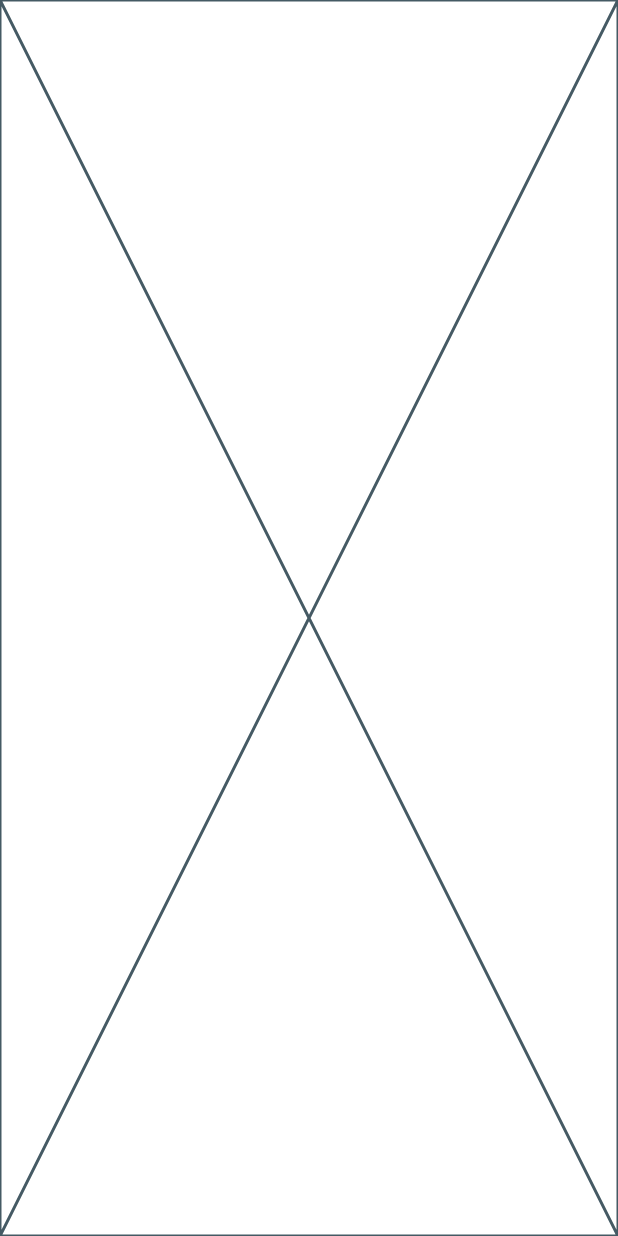
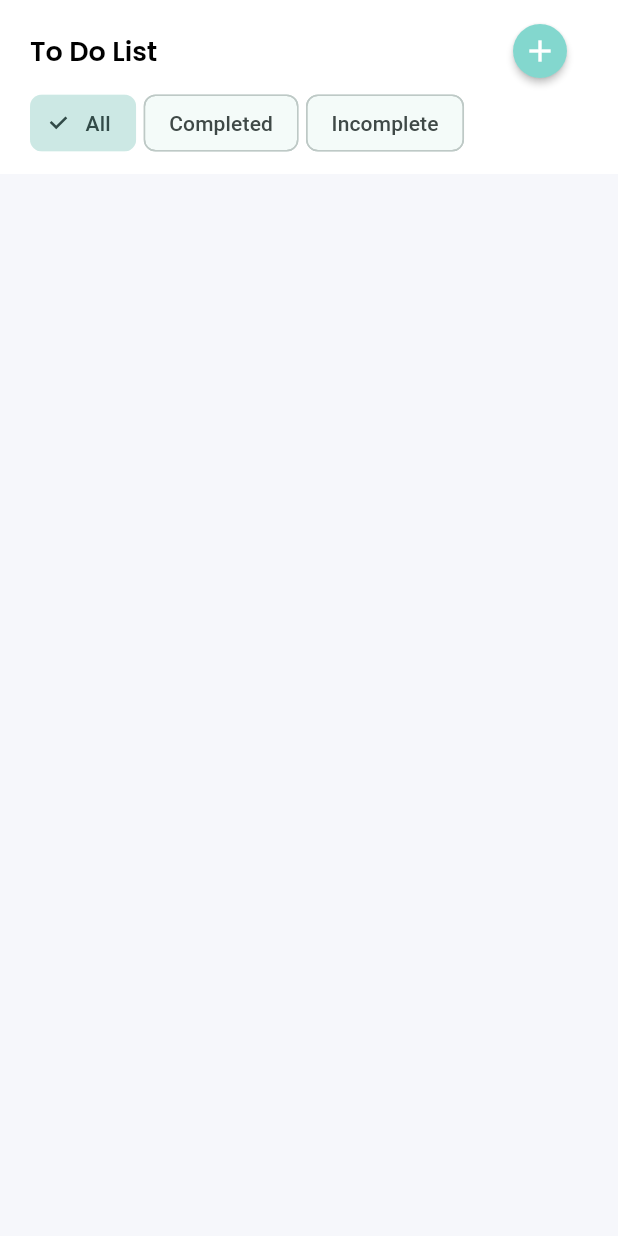
Before and after one commit to dhivatiradika/Flutter-To-Do-List, a Flutter app: the screen it shows after launch, on a phone screen of 412 x 824 dp. Run offline on Flutter 3.47's test engine with Material 2 defaults, Android fonts, the phone set to English and light mode, and no system bars; our stand-ins replace flutter_bloc, freezed_annotation, get_it, go_router, google_fonts.

Commit message:
feat: add main page and freezed class

```diff
--- /dev/null
+++ b/lib/bloc/main/main_bloc.dart
@@ -0,0 +1,28 @@
+import 'package:flutter_bloc/flutter_bloc.dart';
+import 'package:freezed_annotation/freezed_annotation.dart';
+import 'package:to_do_list/entities/todo_filter.dart';
+
+import '../../entities/todo.dart';
+
+part 'main_event.dart';
+part 'main_state.dart';
+part 'main_bloc.freezed.dart';
+
+class MainBloc extends Bloc<MainEvent, MainState> {
+  MainBloc() : super(const MainState()) {
+    on<_Loaded>(_loaded);
+    on<_FilterChanged>(_filterChanged);
+    on<_ToDoChanged>(_toDoChanged);
+    on<_ToDoDeleted>(_toDoDeleted);
+  }
+
+  void _loaded(_Loaded event, Emitter<MainState> emit) {}
+
+  void _filterChanged(_FilterChanged event, Emitter<MainState> emit) {
+    emit(state.copyWith(filter: event.filter));
+  }
+
+  void _toDoChanged(_ToDoChanged event, Emitter<MainState> emit) {}
+
+  void _toDoDeleted(_ToDoDeleted event, Emitter<MainState> emit) {}
+}
--- a/lib/bloc/main/main_cubit.dart
+++ /dev/null
@@ -1,8 +0,0 @@
-import 'package:flutter_bloc/flutter_bloc.dart';
-import 'package:equatable/equatable.dart';
-
-part 'main_state.dart';
-
-class MainCubit extends Cubit<MainState> {
-  MainCubit() : super(MainInitial());
-}
--- /dev/null
+++ b/lib/bloc/main/main_event.dart
@@ -0,0 +1,9 @@
+part of 'main_bloc.dart';
+
+@freezed
+class MainEvent with _$MainEvent {
+  const factory MainEvent.loaded() = _Loaded;
+  const factory MainEvent.filterChanged(ToDoFilter filter) = _FilterChanged;
+  const factory MainEvent.toDoChanged(bool isCompleted, int toDoId) = _ToDoChanged;
+  const factory MainEvent.todoDeleted(int todoId) = _ToDoDeleted;
+}
--- a/lib/bloc/main/main_state.dart
+++ b/lib/bloc/main/main_state.dart
@@ -1,10 +1,9 @@
-part of 'main_cubit.dart';
+part of 'main_bloc.dart';
 
-abstract class MainState extends Equatable {
-  const MainState();
+@freezed
+class MainState with _$MainState {
+  const factory MainState({
+    @Default(ToDoFilter.all) ToDoFilter filter,
+    @Default([]) List<ToDo> toDos,
+}) = _MainState;
 }
-
-class MainInitial extends MainState {
-  @override
-  List<Object> get props => [];
-}
--- a/lib/common/router.dart
+++ b/lib/common/router.dart
@@ -1,6 +1,6 @@
 import 'package:flutter/cupertino.dart';
 import 'package:go_router/go_router.dart';
-import 'package:to_do_list/bloc/main/main_cubit.dart';
+import 'package:to_do_list/bloc/main/main_bloc.dart';
 import 'package:to_do_list/ui/main/main_page.dart';
 import 'package:flutter_bloc/flutter_bloc.dart';
 
@@ -11,8 +11,8 @@ class AppRouter extends GoRouter {
   static final _routes = [
     GoRoute(
         path: MainPage.routeName,
-        builder: (_, state) => BlocProvider<MainCubit>(
-          create: (context) => MainCubit(),
+        builder: (_, state) => BlocProvider<MainBloc>(
+          create: (context) => MainBloc(),
           child: const MainPage(),
         )
     ),
--- /dev/null
+++ b/lib/common/theme.dart
@@ -0,0 +1,23 @@
+import 'package:flutter/material.dart';
+import 'package:google_fonts/google_fonts.dart';
+
+Color primaryColor = const Color(0xff83D7CE);
+Color backgroundColor = const Color(0xffF6F7FB);
+
+TextStyle titleTextStyle = GoogleFonts.poppins(
+  color: Colors.black,
+  fontSize: 18,
+  fontWeight: semiBold,
+);
+
+TextStyle primaryTextStyle = GoogleFonts.poppins(
+  color: Colors.black,
+  fontSize: 14,
+  fontWeight: medium
+);
+
+FontWeight light = FontWeight.w300;
+FontWeight regular = FontWeight.w400;
+FontWeight medium = FontWeight.w500;
+FontWeight semiBold = FontWeight.w600;
+FontWeight bold = FontWeight.w700;
--- /dev/null
+++ b/lib/entities/todo.dart
@@ -0,0 +1,12 @@
+import 'package:freezed_annotation/freezed_annotation.dart';
+
+part 'todo.freezed.dart';
+
+@freezed
+class ToDo with _$ToDo {
+  const factory ToDo({
+    required int id,
+    required String title,
+    required bool isCompleted,
+  }) = _ToDo;
+}
--- /dev/null
+++ b/lib/entities/todo_filter.dart
@@ -0,0 +1,3 @@
+enum ToDoFilter {
+  all, completed, incomplete
+}
--- a/lib/injection.dart
+++ b/lib/injection.dart
@@ -1,9 +1,9 @@
 import 'package:get_it/get_it.dart';
-import 'package:to_do_list/bloc/main/main_cubit.dart';
+import 'package:to_do_list/bloc/main/main_bloc.dart';
 
 final locator = GetIt.instance;
 
 void init() {
   //bloc
-  locator.registerFactory(() => MainCubit());
+  locator.registerFactory(() => MainBloc());
 }
--- a/lib/ui/main/main_page.dart
+++ b/lib/ui/main/main_page.dart
@@ -1,4 +1,8 @@
 import 'package:flutter/material.dart';
+import 'package:flutter_bloc/flutter_bloc.dart';
+import 'package:to_do_list/bloc/main/main_bloc.dart';
+import 'package:to_do_list/common/theme.dart';
+import 'package:to_do_list/entities/todo_filter.dart';
 
 class MainPage extends StatelessWidget {
   static const routeName = "/main_page";
@@ -6,7 +10,96 @@ class MainPage extends StatelessWidget {
 
   @override
   Widget build(BuildContext context) {
-    return const Placeholder(
+    return Scaffold(
+      backgroundColor: backgroundColor,
+      body: SafeArea(
+        child: Column(
+          children: [
+            _Header(),
+          ],
+        ),
+      ),
     );
   }
 }
+
+class _Header extends StatelessWidget {
+  @override
+  Widget build(BuildContext context) {
+    return Container(
+      padding: const EdgeInsets.symmetric(vertical: 10, horizontal: 20),
+      color: Colors.white,
+      child: Column(
+        crossAxisAlignment: CrossAxisAlignment.start,
+        children: [
+          Row(
+            mainAxisAlignment: MainAxisAlignment.spaceBetween,
+            children: [
+              Text(
+                "To Do List",
+                style: titleTextStyle,
+              ),
+              ElevatedButton(
+                onPressed: () {},
+                child: Icon(
+                  Icons.add,
+                  color: Colors.white,
+                ),
+                style: ElevatedButton.styleFrom(
+                    shape: CircleBorder(),
+                    padding: EdgeInsets.all(5),
+                    backgroundColor: primaryColor),
+              ),
+            ],
+          ),
+          _Filter()
+        ],
+      ),
+    );
+  }
+}
+
+class _Filter extends StatelessWidget {
+  @override
+  Widget build(BuildContext context) {
+    final mainBloc = context.read<MainBloc>();
+    return SingleChildScrollView(
+      scrollDirection: Axis.horizontal,
+      child: BlocBuilder<MainBloc, MainState>(
+        buildWhen: (prev, current) => prev.filter != current.filter,
+        builder: (context, state) {
+          return Theme(
+            data: ThemeData(
+              colorSchemeSeed: primaryColor,
+              useMaterial3: true,
+            ),
+            child: Row(
+              children: [
+                ChoiceChip(
+                  label: Text("All"),
+                  selected: state.filter == ToDoFilter.all,
+                  onSelected: (_) => mainBloc
+                      .add(const MainEvent.filterChanged(ToDoFilter.all)),
+                ),
+                const SizedBox(width: 5),
+                ChoiceChip(
+                  label: Text("Completed"),
+                  selected: state.filter == ToDoFilter.completed,
+                  onSelected: (_) => mainBloc
+                      .add(const MainEvent.filterChanged(ToDoFilter.completed)),
+                ),
+                const SizedBox(width: 5),
+                ChoiceChip(
+                  label: Text("Incomplete"),
+                  selected: state.filter == ToDoFilter.incomplete,
+                  onSelected: (_) => mainBloc.add(
+                      const MainEvent.filterChanged(ToDoFilter.incomplete)),
+                ),
+              ],
+            ),
+          );
+        },
+      ),
+    );
+  }
+}
--- a/pubspec.yaml
+++ b/pubspec.yaml
@@ -40,8 +40,10 @@ dependencies:
   dartz: ^0.10.1
   go_router: ^8.0.1
   get_it: ^7.6.0
+  google_fonts: ^4.0.0
   flutter_localizations:
     sdk: flutter
+  freezed_annotation: ^2.4.1
 
 dev_dependencies:
   flutter_test:
@@ -53,6 +55,8 @@ dev_dependencies:
   # package. See that file for information about deactivating specific lint
   # rules and activating additional ones.
   flutter_lints: ^2.0.0
+  build_runner: ^2.4.7
+  freezed: ^2.4.6
 
 # For information on the generic Dart part of this file, see the
 # following page: https://dart.dev/tools/pub/pubspec
```
Also changed, not shown: lib/bloc/main/main_bloc.freezed.dart (added), lib/entities/todo.freezed.dart (added), 1 other file.
